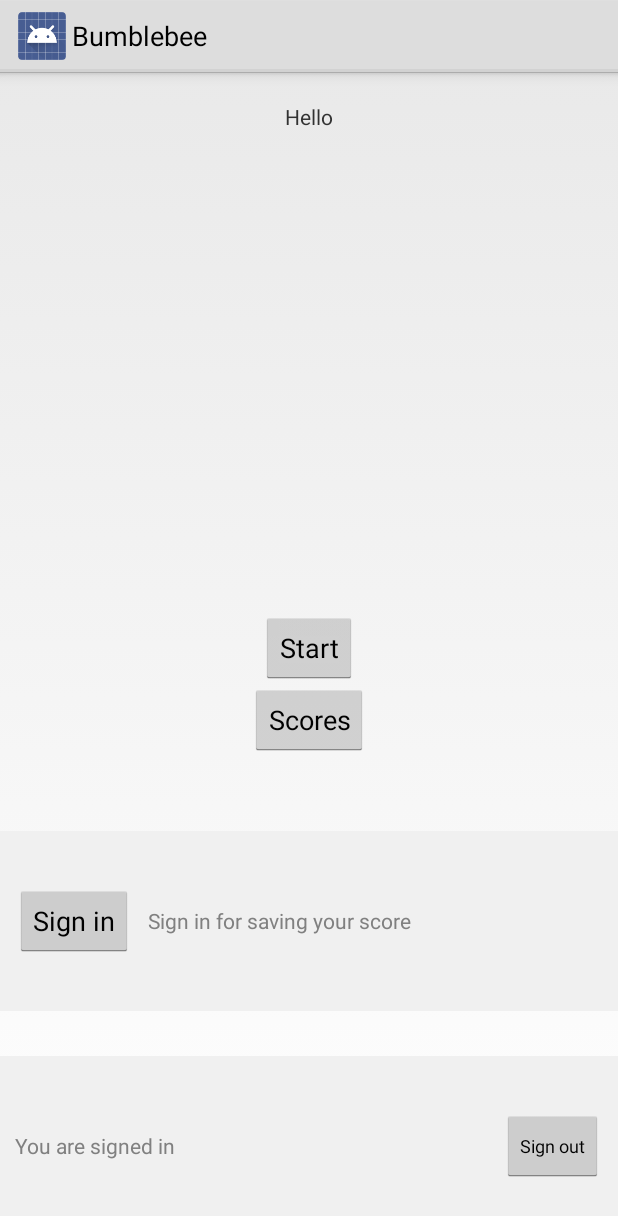
After one commit to rvinowise/bumblebee, an Android app: the layout activity_start.xml on its own in the app's theme, with its tools: preview values and no code run, on a phone screen of 412 x 824 dp. The commit adds this screen. Shown: the top 1216 px of the screen. Run offline under Robolectric (Android 15) with nearby library versions, the phone set to English and light mode, and no system bars.

Commit message:
authorisation started

```diff
--- a/app/src/main/java/game/engine/Score.java
+++ b/app/src/main/java/game/engine/Score.java
@@ -12,8 +12,9 @@ import game.engine.opengl.Program;
 import game.engine.opengl.Texture;
 import game.engine.opengl.matrices.Matrix;
 import game.engine.utils.primitives.Point;
+import static android.opengl.GLES20.*;
 
-import static android.opengl.GLES20.*;
+import com.google.android.gms.games.leaderboard.*;
 
 public class Score {
 
--- a/app/src/main/java/game/engine/pos_functions/pos_functions.java
+++ b/app/src/main/java/game/engine/pos_functions/pos_functions.java
@@ -1,6 +1,4 @@
 package game.engine.pos_functions;
-
-import org.testng.annotations.Test;
 
 import java.lang.Math.*;
 import static java.lang.Math.*;
--- a/app/src/main/java/org/rvinowise/bumblebee_jumper/GameActivity.java
+++ b/app/src/main/java/org/rvinowise/bumblebee_jumper/activities/GameActivity.java
@@ -1,4 +1,4 @@
-package org.rvinowise.bumblebee_jumper;
+package org.rvinowise.bumblebee_jumper.activities;
 
 import android.app.Activity;
 //import android.support.v7.app.AppCompatActivity;
@@ -8,6 +8,8 @@ import android.os.Bundle;
 import android.view.MotionEvent;
 import android.view.View;
 
+
+import org.rvinowise.bumblebee_jumper.BumblebeeEngine;
 
 import game.engine.ads.Ads;
 
--- a/app/src/main/res/layout/activity_game.xml
+++ b/app/src/main/res/layout/activity_game.xml
@@ -5,5 +5,5 @@
     xmlns:ads="http://schemas.android.com/apk/res-auto"
     android:layout_width="match_parent"
     android:layout_height="match_parent"
-    tools:context="org.rvinowise.bumblebee_jumper.GameActivity">
+    tools:context="org.rvinowise.bumblebee_jumper.activities.GameActivity">
 </android.support.constraint.ConstraintLayout>
--- /dev/null
+++ b/app/src/main/res/layout/activity_start.xml
@@ -0,0 +1,95 @@
+<?xml version="1.0" encoding="utf-8"?>
+<LinearLayout xmlns:android="http://schemas.android.com/apk/res/android"
+              android:orientation="vertical"
+              android:layout_width="match_parent"
+              android:layout_height="match_parent">
+
+
+    <!-- game start settings -->
+    <LinearLayout android:orientation="vertical"
+                  android:layout_width="match_parent"
+                  android:layout_height="0dp"
+                  android:layout_weight="1"
+                  android:gravity="center"
+                  android:padding="20dp">
+
+        <TextView android:id="@+id/lab_hello"
+                  android:layout_width="wrap_content"
+                  android:layout_weight="1"
+                  android:layout_height="wrap_content"
+                  android:text="Hello"
+                  />
+
+
+        <Button android:id="@+id/btn_start_game"
+                android:layout_width="wrap_content"
+                android:layout_height="wrap_content"
+                android:text="@string/btn_start_game"
+/>
+
+
+        <Button android:id="@+id/btn_show_leaderboard"
+                android:layout_width="wrap_content"
+                android:layout_height="wrap_content"
+                android:text="@string/btn_show_leaderboard"
+                 />
+    </LinearLayout>
+
+
+    <!-- Signing in/out bars -->
+
+    <LinearLayout android:id="@+id/lay_sign_in"
+                  android:layout_height="120dp"
+                  android:layout_width="match_parent"
+                  android:background="#f0f0f0"
+                  android:layout_marginTop="30dp"
+                  android:orientation="horizontal"
+                  android:gravity="center"
+                  android:padding="10dp">
+
+        <!--<com.google.android.gms.common.SignInButton-->
+        <Button
+            android:id="@+id/btn_sign_in"
+            android:text="@string/sign_in"
+            android:layout_width="wrap_content"
+            android:layout_height="wrap_content"
+            android:onClick="onSignInButtonClicked"/>
+
+        <TextView android:layout_width="0dp"
+                  android:layout_weight="1"
+                  android:layout_height="wrap_content"
+                  android:text="@string/sign_in_why"
+                  android:layout_marginStart="10dp"
+                  android:layout_marginLeft="10dp"
+                  android:textColor="#808080" />
+    </LinearLayout>
+
+    <LinearLayout android:id="@+id/lay_sign_out"
+                  android:layout_height="120dp"
+                  android:layout_width="match_parent"
+                  android:background="#f0f0f0"
+                  android:layout_marginTop="30dp"
+                  android:orientation="horizontal"
+                  android:gravity="center|end"
+                  android:padding="10dp">
+
+        <TextView android:layout_width="0dp"
+                  android:layout_weight="1"
+                  android:layout_height="wrap_content"
+                  android:text="@string/you_are_signed_in"
+                  android:layout_marginEnd="10dp"
+                  android:layout_marginRight="10dp"
+                  android:textColor="#808080" />
+
+        <Button
+            android:id="@+id/btn_sign_out"
+            android:layout_width="wrap_content"
+            android:layout_height="wrap_content"
+            android:text="@string/sign_out"
+            android:textSize="12sp"
+            android:onClick="onSignOutButtonClicked"
+            />
+    </LinearLayout>
+
+
+</LinearLayout>
--- a/app/src/main/res/values/games-ids.xml
+++ /dev/null
@@ -1,5 +0,0 @@
-<?xml version="1.0" encoding="utf-8"?>
-<resources>
-    <string name="app_id">1099309192293</string>
-    <string name="leaderboard_score">CgkI5ai8n_8fEAIQAA</string>
-</resources>
--- a/app/src/main/res/values/strings.xml
+++ b/app/src/main/res/values/strings.xml
@@ -1,12 +1,17 @@
+<?xml version="1.0" encoding="utf-8"?>
 <resources>
-    <string name="app_name">Bumblebee</string>
 
-    <!-- Ads -->
-    <string name="app_admob_id">ca-app-pub-5352818398814409~1999466172</string>
+    <!-- start menu settings (pre-starting) -->
+    <string name="lab_hello">Hello, </string>
+    <string name="lab_hello_anonimous">Hello, anonymous</string>
+    <string name="btn_start_game">Start</string>
+    <string name="btn_show_leaderboard">Scores</string>
 
-    <string name="interstitial_ad_test">ca-app-pub-3940256099942544/1033173712</string>
-    <string name="rewarded_ad_test">"ca-app-pub-3940256099942544/5224354917"</string>
+    <!-- leaderboard settings (player signing in) -->
+    <string name="sign_in_why">Sign in for saving your score</string>
+    <string name="you_are_signed_in">You are signed in</string>
+    <string name="sign_in">Sign in</string>
+    <string name="sign_out">Sign out</string>
+    <string name="signing_other_error">There was an issue with sign in. Please try again later.</string>
 
-    <string name="bumblebee_interstitial_ad_1">ca-app-pub-5352818398814409/6429665779</string>
-    <string name="bumblebee_rewarded_ad">ca-app-pub-5352818398814409/2784868577</string>
 </resources>
```
Also changed, not shown: app/build.gradle (+7 -3 lines), app/src/main/AndroidManifest.xml (+12 -2 lines), app/src/main/java/org/rvinowise/bumblebee_jumper/activities/StartActivity.java (added, +167 -0 lines), app/src/main/res/values/ads_ids.xml (added, +12 -0 lines), app/src/main/res/values/game_ids.xml (added, +15 -0 lines), 1 other file.
